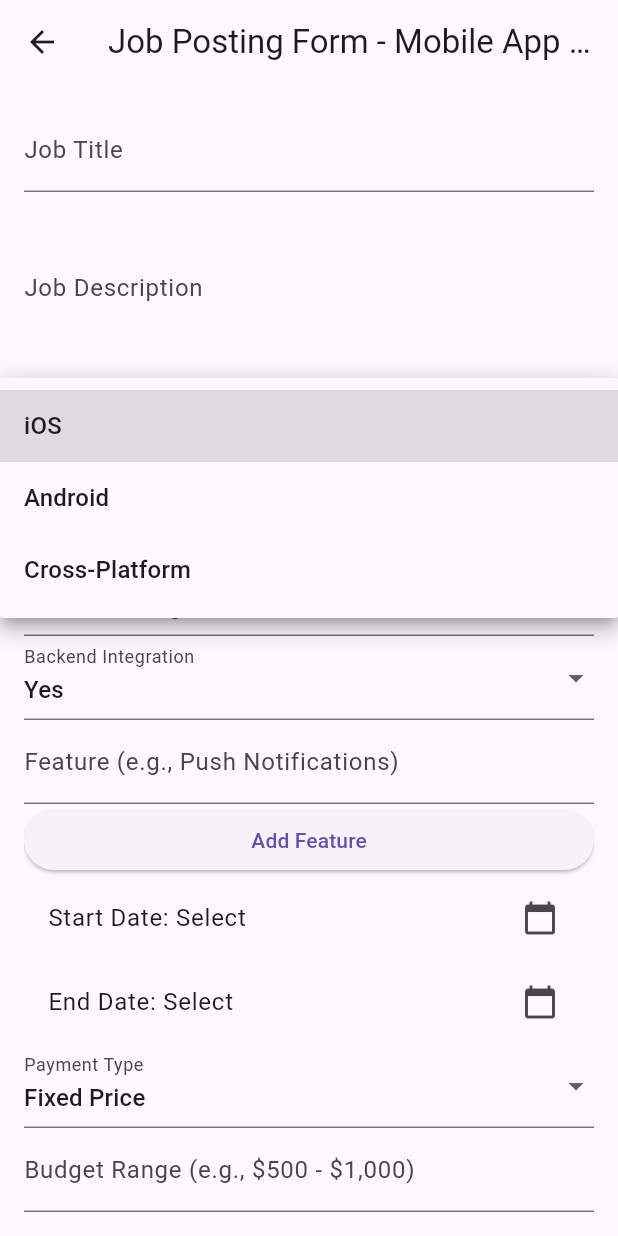
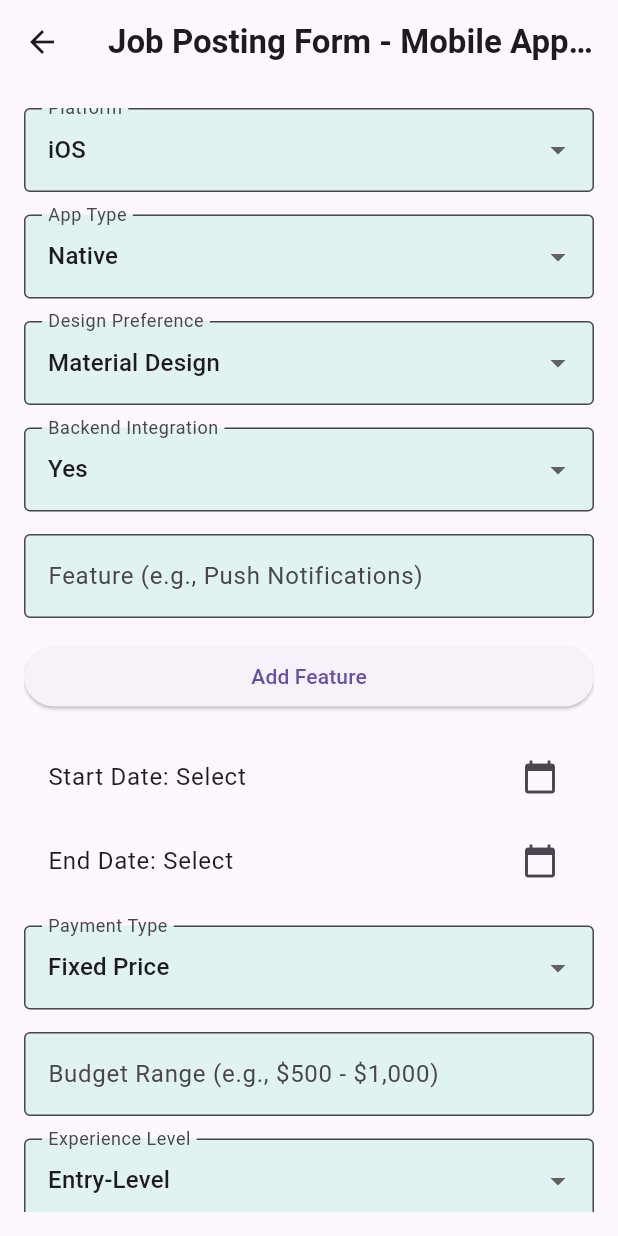
Before and after one commit to Saurabh-Grg/frontend_onehive, a Flutter app: the MobileAppDevelopmentJobPostingForm screen opened directly, after a tap on "iOS", on a phone screen of 412 x 824 dp. Run offline on Flutter 3.47's test engine with Material 3 defaults, Android fonts, the phone set to English and light mode, and no system bars; our stand-ins replace file_picker, fl_chart, flutter_rating_bar, get, get_storage, image_picker and 4 more; missing offline and left inert: flutter_inappwebview; accounts and stored records are empty; network calls fail.

Commit message:
UI for mobile app development form

```diff
--- a/lib/job_forms/mobile_app_development.dart
+++ b/lib/job_forms/mobile_app_development.dart
@@ -101,7 +101,9 @@
   Widget build(BuildContext context) {
     return Scaffold(
       appBar: AppBar(
-        title: Text('Job Posting Form - Mobile App Development'),
+        title: Text('Job Posting Form - Mobile App Development',
+            style: TextStyle(fontWeight: FontWeight.bold),),
+        // backgroundColor: Colors.deepOrange[700],
       ),
       body: Padding(
         padding: const EdgeInsets.all(16.0),
@@ -109,38 +111,13 @@
           key: _formKey,
           child: ListView(
             children: [
-              // Job Title
-              TextFormField(
-                decoration: InputDecoration(labelText: 'Job Title'),
-                validator: (value) {
-                  if (value == null || value.isEmpty) {
-                    return 'Please enter the job title';
-                  }
-                  return null;
-                },
-                onSaved: (value) {
-                  jobTitle = value!;
-                },
-              ),
-
-              // Job Description
-              TextFormField(
-                decoration: InputDecoration(labelText: 'Job Description'),
-                maxLines: 4,
-                validator: (value) {
-                  if (value == null || value.isEmpty) {
-                    return 'Please enter the job description';
-                  }
-                  return null;
-                },
-                onSaved: (value) {
-                  jobDescription = value!;
-                },
-              ),
-
               // Platform Preferences
               DropdownButtonFormField<String>(
-                decoration: InputDecoration(labelText: 'Platform'),
+                decoration: InputDecoration(labelText: 'Platform',
+                  filled: true,
+                  fillColor: Colors.teal[50],
+                  border: OutlineInputBorder(),
+                ),
                 value: selectedPlatform,
                 items: platforms.map((String platform) {
                   return DropdownMenuItem<String>(
@@ -154,10 +131,15 @@
                   });
                 },
               ),
+              const SizedBox(height: 15),
 
               // App Type
               DropdownButtonFormField<String>(
-                decoration: InputDecoration(labelText: 'App Type'),
+                decoration: InputDecoration(labelText: 'App Type',
+                  filled: true,
+                  fillColor: Colors.teal[50],
+                  border: OutlineInputBorder(),
+                ),
                 value: appType,
                 items: appTypes.map((String type) {
                   return DropdownMenuItem<String>(
@@ -171,10 +153,15 @@
                   });
                 },
               ),
+              const SizedBox(height: 15),
 
               // Design Preference
               DropdownButtonFormField<String>(
-                decoration: InputDecoration(labelText: 'Design Preference'),
+                decoration: InputDecoration(labelText: 'Design Preference',
+                  filled: true,
+                  fillColor: Colors.teal[50],
+                  border: OutlineInputBorder(),
+                ),
                 value: designPreference,
                 items: designPreferences.map((String design) {
                   return DropdownMenuItem<String>(
@@ -188,10 +175,15 @@
                   });
                 },
               ),
+              const SizedBox(height: 15),
 
               // Backend Integration
               DropdownButtonFormField<String>(
-                decoration: InputDecoration(labelText: 'Backend Integration'),
+                decoration: InputDecoration(labelText: 'Backend Integration',
+                  filled: true,
+                  fillColor: Colors.teal[50],
+                  border: OutlineInputBorder(),
+                ),
                 value: backendIntegration,
                 items: ['Yes', 'No'].map((String option) {
                   return DropdownMenuItem<String>(
@@ -205,12 +197,18 @@
                   });
                 },
               ),
+              const SizedBox(height: 15),
 
               // Features
               TextFormField(
                 controller: featureController,
-                decoration: InputDecoration(labelText: 'Feature (e.g., Push Notifications)'),
+                decoration: InputDecoration(labelText: 'Feature (e.g., Push Notifications)',
+                  filled: true,
+                  fillColor: Colors.teal[50],
+                  border: OutlineInputBorder(),
+                ),
               ),
+              const SizedBox(height: 15),
               ElevatedButton(
                 onPressed: _addFeature,
                 child: Text('Add Feature'),
@@ -219,6 +217,7 @@
               Column(
                 children: features.map((feature) => Text(feature)).toList(),
               ),
+              const SizedBox(height: 15),
 
               // Project Start Date
               ListTile(
@@ -233,10 +232,15 @@
                 trailing: Icon(Icons.calendar_today),
                 onTap: () => _selectDate(context, isStart: false),
               ),
+              const SizedBox(height: 15),
 
               // Payment Type
               DropdownButtonFormField<String>(
-                decoration: InputDecoration(labelText: 'Payment Type'),
+                decoration: InputDecoration(labelText: 'Payment Type',
+                  filled: true,
+                  fillColor: Colors.teal[50],
+                  border: OutlineInputBorder(),
+                ),
                 value: paymentType,
                 items: paymentTypes.map((String type) {
                   return DropdownMenuItem<String>(
@@ -251,18 +255,28 @@
                   });
                 },
               ),
+              const SizedBox(height: 15),
 
               // Budget Range
               TextFormField(
-                decoration: InputDecoration(labelText: 'Budget Range (e.g., \$500 - \$1,000)'),
+                decoration: InputDecoration(labelText: 'Budget Range (e.g., \$500 - \$1,000)',
+                  filled: true,
+                  fillColor: Colors.teal[50],
+                  border: OutlineInputBorder(),
+                ),
                 onSaved: (value) {
                   budgetRange = value!;
                 },
               ),
+              const SizedBox(height: 15),
 
               // Experience Level
               DropdownButtonFormField<String>(
-                decoration: InputDecoration(labelText: 'Experience Level'),
+                decoration: InputDecoration(labelText: 'Experience Level',
+                  filled: true,
+                  fillColor: Colors.teal[50],
+                  border: OutlineInputBorder(),
+                ),
                 value: experienceLevel,
                 items: experienceLevels.map((String level) {
                   return DropdownMenuItem<String>(
@@ -276,16 +290,22 @@
                   });
                 },
               ),
+              const SizedBox(height: 15),
 
               // Additional Notes
               TextFormField(
-                decoration: InputDecoration(labelText: 'Additional Notes'),
+                decoration: InputDecoration(labelText: 'Additional Notes',
+                  filled: true,
+                  fillColor: Colors.teal[50],
+                  border: OutlineInputBorder(),
+                ),
                 maxLines: 3,
                 onSaved: (value) {
                   additionalNotes = value!;
                 },
               ),
 
+              const SizedBox(height: 15),
               // Attach Files
               ElevatedButton(
                 onPressed: _pickFiles,
@@ -295,6 +315,7 @@
               Column(
                 children: attachedFiles!.map((file) => Text(file.path.split('/').last)).toList(),
               ),
+              const SizedBox(height: 15),
 
               // Submit Button
               ElevatedButton(
```
